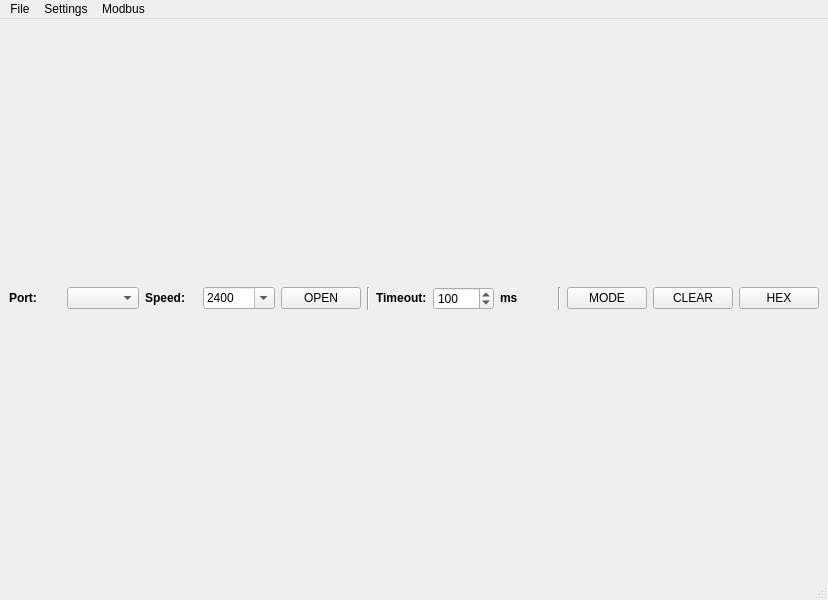
Before: the Qt Designer form src/mainwindow.ui in DrSmyrke/Serial-Terminal, drawn with Qt 5.
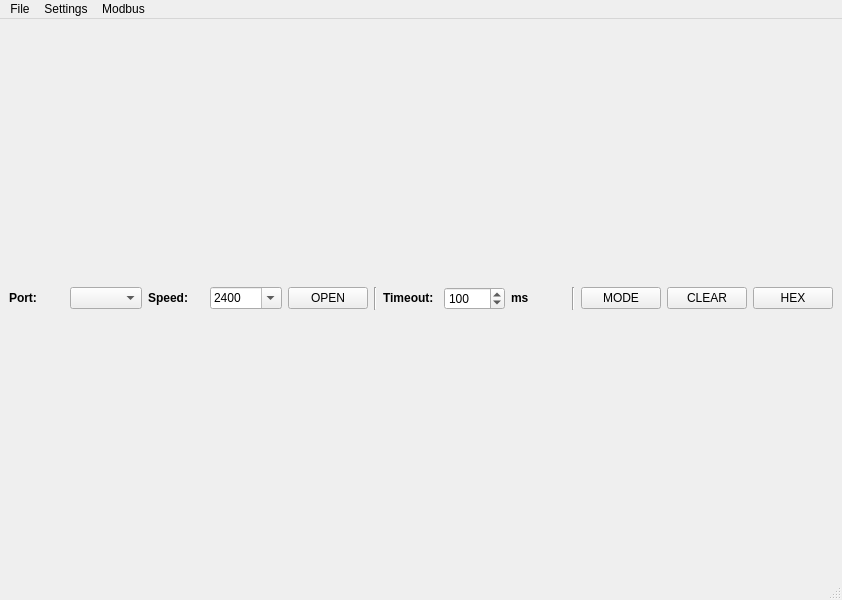
After: the same form once the commit is applied.

What changed in the file:
```diff
--- a/src/mainwindow.ui
+++ b/src/mainwindow.ui
@@ -6,7 +6,7 @@
    <rect>
     <x>0</x>
     <y>0</y>
-    <width>828</width>
+    <width>842</width>
     <height>600</height>
    </rect>
   </property>
@@ -160,7 +160,7 @@
     <rect>
      <x>0</x>
      <y>0</y>
-     <width>828</width>
+     <width>842</width>
      <height>26</height>
     </rect>
    </property>
```
Left out of the diff: 8 changed lines with no effect on the pictures.
